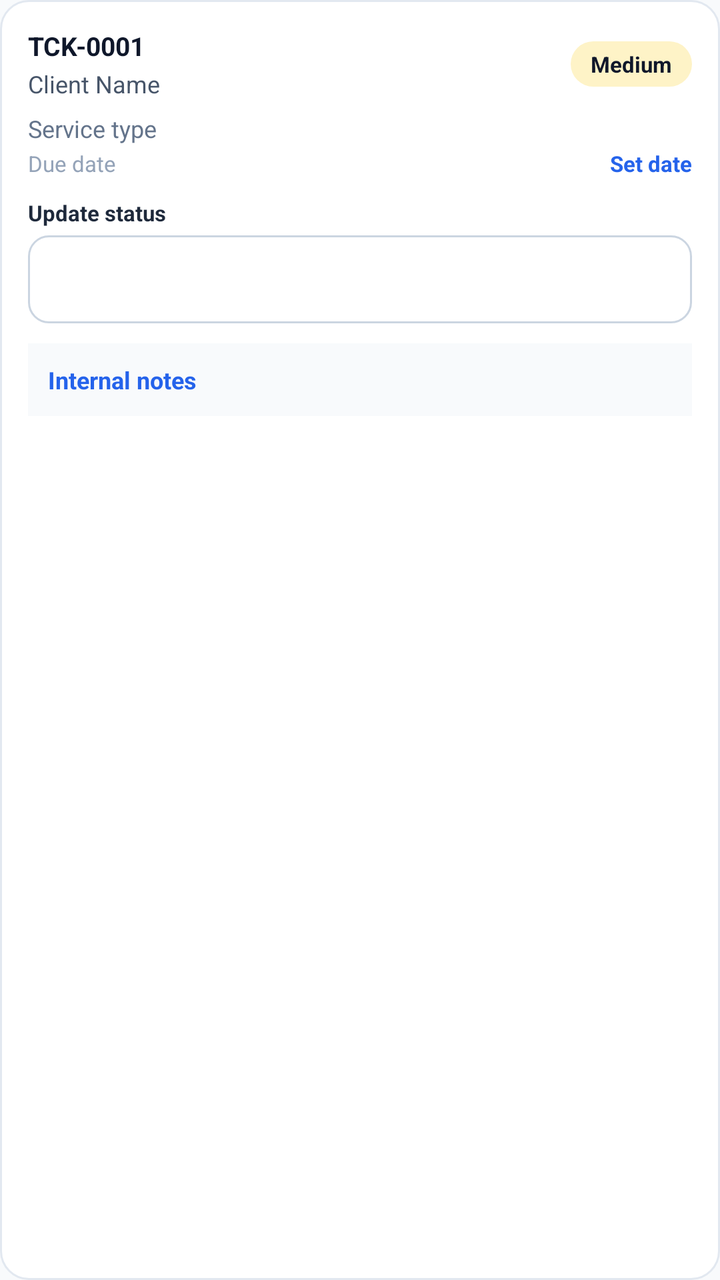
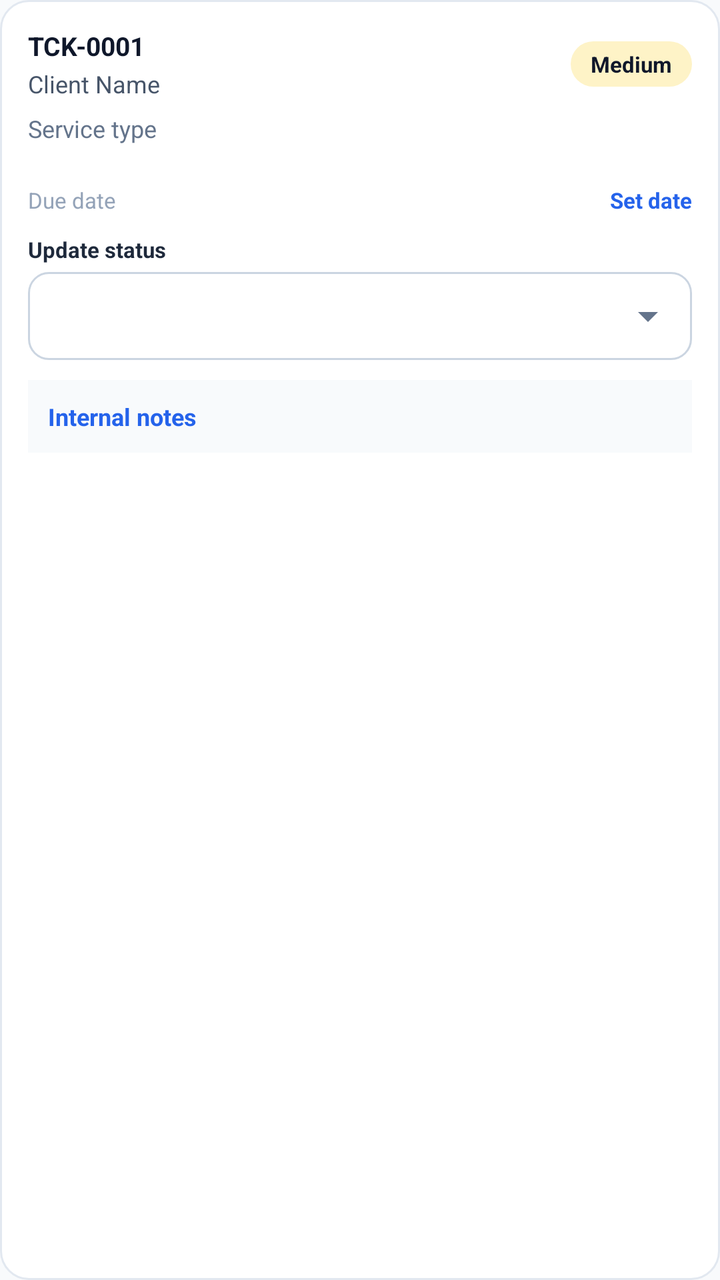

Compare the two renders of this Android layout. The source of the first and the diff that turns it into the second are given below.
<!-- AndroidManifest.xml: application theme Theme.ApexLedger -->
<!-- res/layout/item_ticket_staff_row.xml -->
<?xml version="1.0" encoding="utf-8"?>
<LinearLayout xmlns:android="http://schemas.android.com/apk/res/android"
    android:layout_width="match_parent"
    android:layout_height="wrap_content"
    android:orientation="vertical"
    android:background="@drawable/bg_card_stroke"
    android:padding="14dp"
    android:layout_marginBottom="10dp">

    <LinearLayout
        android:layout_width="match_parent"
        android:layout_height="wrap_content"
        android:orientation="horizontal"
        android:gravity="center_vertical">

        <LinearLayout
            android:layout_width="0dp"
            android:layout_weight="1"
            android:layout_height="wrap_content"
            android:orientation="vertical">

            <TextView
                android:id="@+id/tvTicketNumber"
                android:layout_width="wrap_content"
                android:layout_height="wrap_content"
                android:text="TCK-0001"
                android:textColor="@color/navy"
                android:textStyle="bold"
                android:textSize="13sp" />

            <TextView
                android:id="@+id/tvClientName"
                android:layout_width="wrap_content"
                android:layout_height="wrap_content"
                android:text="Client Name"
                android:textColor="@color/gray_600"
                android:textSize="12sp"
                android:layout_marginTop="2dp" />
        </LinearLayout>

        <TextView
            android:id="@+id/tvPriorityBadge"
            android:layout_width="wrap_content"
            android:layout_height="wrap_content"
            android:text="Medium"
            android:textSize="11sp"
            android:textStyle="bold"
            android:textColor="@color/navy"
            android:background="@drawable/badge_status_pending"
            android:paddingHorizontal="10dp"
            android:paddingVertical="4dp" />

    </LinearLayout>

    <TextView
        android:id="@+id/tvServiceType"
        android:layout_width="wrap_content"
        android:layout_height="wrap_content"
        android:text="Service type"
        android:textColor="@color/gray_500"
        android:textSize="12sp"
        android:layout_marginTop="6dp" />

    <LinearLayout
        android:layout_width="match_parent"
        android:layout_height="wrap_content"
        android:orientation="horizontal"
        android:gravity="center_vertical"
        android:layout_marginTop="2dp">

        <TextView
            android:id="@+id/tvDueDate"
            android:layout_width="0dp"
            android:layout_weight="1"
            android:layout_height="wrap_content"
            android:text="Due date"
            android:textColor="@color/gray_400"
            android:textSize="11sp" />

        <TextView
            android:id="@+id/tvOverdueChip"
            android:layout_width="wrap_content"
            android:layout_height="wrap_content"
            android:text="Overdue"
            android:textSize="10sp"
            android:textStyle="bold"
            android:textColor="@color/danger_dark"
            android:background="@drawable/badge_status_overdue"
            android:paddingHorizontal="8dp"
            android:paddingVertical="2dp"
            android:layout_marginEnd="10dp"
            android:visibility="gone" />

        <TextView
            android:id="@+id/btnSetDueDate"
            android:layout_width="wrap_content"
            android:layout_height="wrap_content"
            android:text="Set date"
            android:textColor="@color/primary"
            android:textStyle="bold"
            android:textSize="11sp" />

    </LinearLayout>

    <TextView
        android:layout_width="wrap_content"
        android:layout_height="wrap_content"
        android:text="Update status"
        android:textColor="@color/navy_700"
        android:textStyle="bold"
        android:textSize="11sp"
        android:layout_marginTop="10dp" />

    <Spinner
        android:id="@+id/spinnerStatus"
        android:layout_width="match_parent"
        android:layout_height="44dp"
        android:background="@drawable/bg_input_field"
        android:layout_marginTop="4dp" />

    <TextView
        android:id="@+id/btnInternalNotes"
        android:layout_width="match_parent"
        android:layout_height="wrap_content"
        android:text="Internal notes"
        android:textColor="@color/primary"
        android:textStyle="bold"
        android:textSize="12sp"
        android:background="@color/gray_50"
        android:padding="10dp"
        android:layout_marginTop="10dp" />

</LinearLayout>
<!-- resources referenced by this layout -->
<resources>
  <color name="danger_dark">#DC2626</color>
  <color name="gray_400">#94A3B8</color>
  <color name="gray_50">#F8FAFC</color>
  <color name="gray_500">#64748B</color>
  <color name="gray_600">#475569</color>
  <color name="navy">#0F172A</color>
  <color name="navy_700">#1E293B</color>
  <color name="primary">#2563EB</color>
  <!-- drawable badge_status_overdue (drawable) -->
  <?xml version="1.0" encoding="utf-8"?>
  <shape xmlns:android="http://schemas.android.com/apk/res/android" android:shape="rectangle">
      <corners android:radius="20dp" />
      <solid android:color="#FEE2E2" />
  </shape>
  <!-- drawable badge_status_pending (drawable) -->
  <?xml version="1.0" encoding="utf-8"?>
  <shape xmlns:android="http://schemas.android.com/apk/res/android" android:shape="rectangle">
      <corners android:radius="20dp" />
      <solid android:color="#FEF3C7" />
  </shape>
  <!-- drawable bg_card_stroke (drawable) -->
  <?xml version="1.0" encoding="utf-8"?>
  <shape xmlns:android="http://schemas.android.com/apk/res/android" android:shape="rectangle">
      <corners android:radius="14dp" />
      <solid android:color="@color/white" />
      <stroke android:width="1dp" android:color="@color/gray_200" />
  </shape>
  <!-- drawable bg_input_field (drawable) -->
  <?xml version="1.0" encoding="utf-8"?>
  <shape xmlns:android="http://schemas.android.com/apk/res/android"
      android:shape="rectangle">
      <corners android:radius="10dp" />
      <solid android:color="@color/white" />
      <stroke android:width="1dp" android:color="@color/gray_300" />
  </shape>
  <style name="Theme.ApexLedger" parent="Theme.MaterialComponents.DayNight.NoActionBar">
          <item name="colorPrimary">@color/primary</item>
          <item name="colorPrimaryDark">@color/primary_dark</item>
          <item name="colorAccent">@color/success</item>
          <item name="android:windowBackground">@color/background</item>
          <item name="android:statusBarColor">@color/status_bar</item>
          <item name="android:navigationBarColor">@color/white</item>
      </style>
  <color name="white">#FFFFFF</color>
  <color name="gray_200">#E2E8F0</color>
  <color name="gray_300">#CBD5E1</color>
  <color name="primary_dark">#1D4ED8</color>
  <color name="success">#16A34A</color>
  <color name="background">@color/gray_50</color>
  <color name="status_bar">#0F172A</color>
</resources>

<!-- the commit's change to res/layout/item_ticket_staff_row.xml (unified diff, before → after) -->
@@ -61,6 +61,14 @@
         android:textSize="12sp"
         android:layout_marginTop="6dp" />
 
+    <TextView
+        android:id="@+id/tvCreated"
+        android:layout_width="wrap_content"
+        android:layout_height="wrap_content"
+        android:textColor="@color/gray_500"
+        android:textSize="12sp"
+        android:layout_marginTop="2dp" />
+
     <LinearLayout
         android:layout_width="match_parent"
         android:layout_height="wrap_content"
@@ -115,7 +123,7 @@
         android:id="@+id/spinnerStatus"
         android:layout_width="match_parent"
         android:layout_height="44dp"
-        android:background="@drawable/bg_input_field"
+        android:background="@drawable/bg_spinner"
         android:layout_marginTop="4dp" />
 
     <TextView
<!-- resource entries referenced after the edit -->
@@ -27,6 +27,17 @@
       <solid android:color="@color/white" />
       <stroke android:width="1dp" android:color="@color/gray_200" />
   </shape>
+  <!-- drawable bg_spinner (drawable) -->
+  <?xml version="1.0" encoding="utf-8"?>
+  <layer-list xmlns:android="http://schemas.android.com/apk/res/android">
+      <item android:drawable="@drawable/bg_input_field" />
+      <item
+          android:drawable="@drawable/ic_dropdown_arrow"
+          android:gravity="center_vertical|end"
+          android:width="24dp"
+          android:height="24dp"
+          android:end="10dp" />
+  </layer-list>
   <!-- drawable bg_input_field (drawable) -->
   <?xml version="1.0" encoding="utf-8"?>
   <shape xmlns:android="http://schemas.android.com/apk/res/android"
@@ -35,8 +46,18 @@
       <solid android:color="@color/white" />
       <stroke android:width="1dp" android:color="@color/gray_300" />
   </shape>
+  <!-- drawable ic_dropdown_arrow (drawable) -->
+  <?xml version="1.0" encoding="utf-8"?>
+  <vector xmlns:android="http://schemas.android.com/apk/res/android"
+      android:width="24dp" android:height="24dp"
+      android:viewportWidth="24" android:viewportHeight="24"
+      android:tint="@color/gray_500">
+      <path android:fillColor="#FF000000" android:pathData="M7,10l5,5 5,-5z" />
+  </vector>
+  <color name="on_primary">#FFFFFF</color>
   <style name="Theme.ApexLedger" parent="Theme.MaterialComponents.DayNight.NoActionBar">
           <item name="colorPrimary">@color/primary</item>
+          <item name="colorOnPrimary">@color/on_primary</item>
           <item name="colorPrimaryDark">@color/primary_dark</item>
           <item name="colorAccent">@color/success</item>
           <item name="android:windowBackground">@color/background</item>
